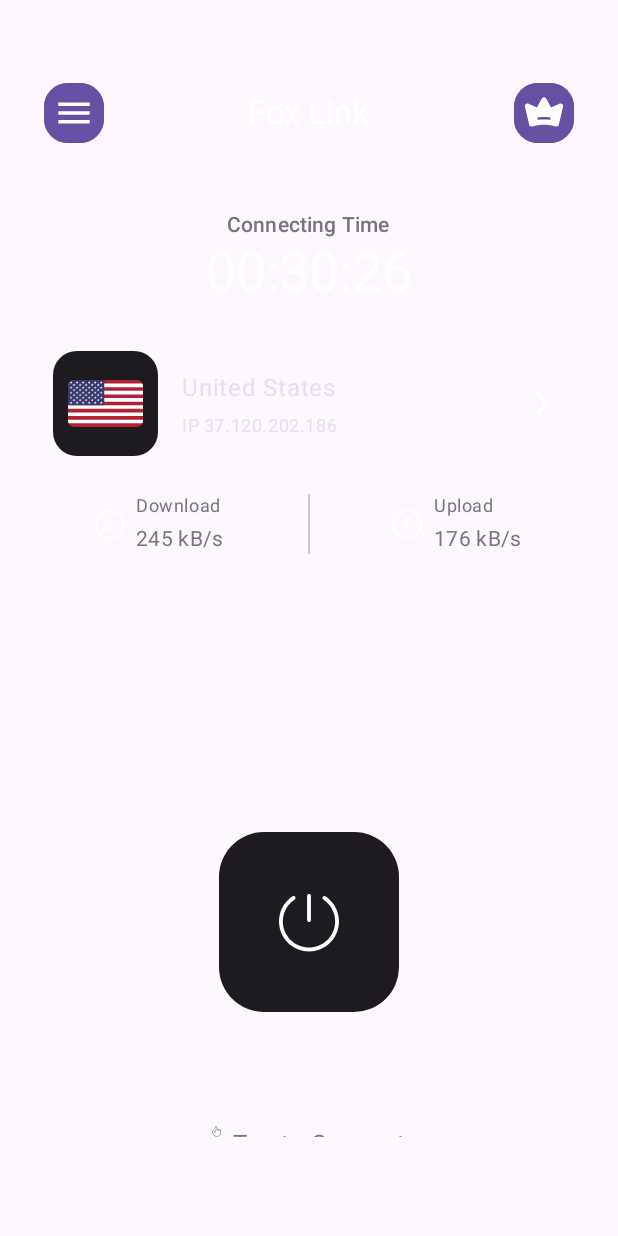
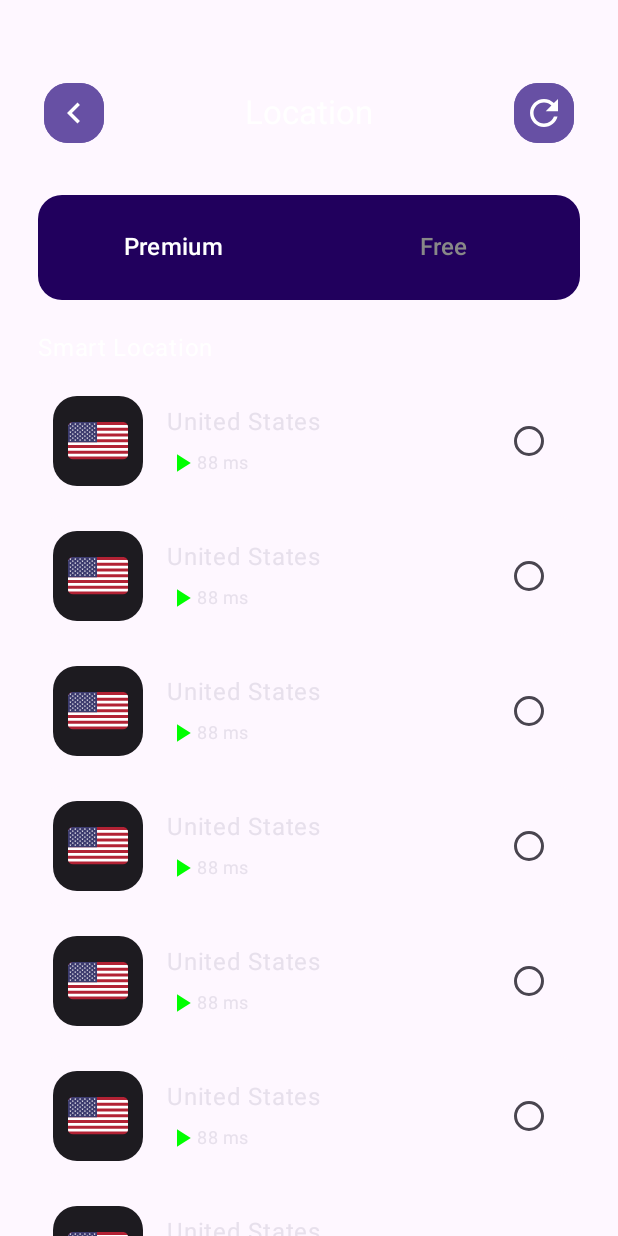
Before and after one commit to Cjiio/FoxLink, an Android app built with Jetpack Compose: the screen it shows after launch (MainActivity), on a phone screen of 412 x 824 dp. Run offline under Robolectric (Android 15) with nearby library versions, the phone set to English and light mode, and no system bars; our stand-ins replace Dagger/Hilt's generated code; 2 statements that could not run were skipped.

Commit message:
优化布局，添加Location界面

```diff
--- a/app/src/main/java/tech/foxio/foxlink/ui/MainActivity.kt
+++ b/app/src/main/java/tech/foxio/foxlink/ui/MainActivity.kt
@@ -6,8 +6,11 @@ import androidx.activity.compose.setContent
 import androidx.compose.material3.MaterialTheme
 import androidx.compose.material3.Surface
 import dagger.hilt.android.AndroidEntryPoint
+import tech.foxio.foxlink.ui.screens.auth.login.LoginScreen
+import tech.foxio.foxlink.ui.screens.auth.register.RegisterScreen
 import tech.foxio.foxlink.ui.screens.connectDetail.ConnectDetailScreen
 import tech.foxio.foxlink.ui.screens.home.HomeScreen
+import tech.foxio.foxlink.ui.screens.location.LocationScreen
 import tech.foxio.foxlink.ui.theme.AppTheme
 import tech.foxio.netbirdlib.NetbirdModule
 
@@ -20,7 +23,7 @@ class MainActivity : ComponentActivity() {
                 Surface(
                     color = MaterialTheme.colorScheme.background,
                 ) {
-                    HomeScreen()
+                    LocationScreen()
                 }
             }
         }
--- a/app/src/main/java/tech/foxio/foxlink/ui/screens/auth/login/LoginScreen.kt
+++ b/app/src/main/java/tech/foxio/foxlink/ui/screens/auth/login/LoginScreen.kt
@@ -45,7 +45,8 @@ fun LoginScreen(
                 contentScale = ContentScale.Crop
             )
             .fillMaxSize()
-            .padding(horizontal = 25.dp, vertical = 50.dp)
+            .padding(horizontal = 25.dp)
+            .padding(top = 50.dp),
     ) {
         HeadContent()
         Spacer(modifier = Modifier.height(20.dp))
--- a/app/src/main/java/tech/foxio/foxlink/ui/screens/auth/register/RegisterScreen.kt
+++ b/app/src/main/java/tech/foxio/foxlink/ui/screens/auth/register/RegisterScreen.kt
@@ -46,7 +46,8 @@ fun RegisterScreen(
                 contentScale = ContentScale.Crop
             )
             .fillMaxSize()
-            .padding(horizontal = 25.dp, vertical = 50.dp)
+            .padding(horizontal = 25.dp)
+            .padding(top = 50.dp),
     ) {
         HeadContent()
         PortraitContent()
--- a/app/src/main/java/tech/foxio/foxlink/ui/screens/connectDetail/ConnectDetailState.kt
+++ b/app/src/main/java/tech/foxio/foxlink/ui/screens/connectDetail/ConnectDetailState.kt
@@ -1,5 +1,8 @@
 package tech.foxio.foxlink.ui.screens.connectDetail
 
+import java.util.UUID
+
 data class DataState(
-    val data: String = "SplashScreen"
+    val data: String = "SplashScreen",
+    val serverData: String= "123"
 )
--- /dev/null
+++ b/app/src/main/java/tech/foxio/foxlink/ui/screens/location/LocationIntent.kt
@@ -0,0 +1,5 @@
+package tech.foxio.foxlink.ui.screens.location
+
+sealed class LocationIntent {
+    object LoadData : LocationIntent()
+}
--- /dev/null
+++ b/app/src/main/java/tech/foxio/foxlink/ui/screens/location/LocationScreen.kt
@@ -0,0 +1,317 @@
+package tech.foxio.foxlink.ui.screens.location
+
+import androidx.compose.animation.Animatable
+import androidx.compose.foundation.BorderStroke
+import androidx.compose.foundation.Image
+import androidx.compose.foundation.clickable
+import androidx.compose.foundation.interaction.Interaction
+import androidx.compose.foundation.interaction.MutableInteractionSource
+import androidx.compose.foundation.layout.Arrangement
+import androidx.compose.foundation.layout.Column
+import androidx.compose.foundation.layout.Row
+import androidx.compose.foundation.layout.Spacer
+import androidx.compose.foundation.layout.fillMaxSize
+import androidx.compose.foundation.layout.fillMaxWidth
+import androidx.compose.foundation.layout.height
+import androidx.compose.foundation.layout.padding
+import androidx.compose.foundation.layout.size
+import androidx.compose.foundation.layout.width
+import androidx.compose.foundation.lazy.LazyColumn
+import androidx.compose.material.Scaffold
+import androidx.compose.material.icons.Icons
+import androidx.compose.material.icons.filled.KeyboardArrowLeft
+import androidx.compose.material.icons.filled.PlayArrow
+import androidx.compose.material.icons.filled.Refresh
+import androidx.compose.material3.FilledIconButton
+import androidx.compose.material3.Icon
+import androidx.compose.material3.MaterialTheme
+import androidx.compose.material3.RadioButton
+import androidx.compose.material3.Surface
+import androidx.compose.material3.Tab
+import androidx.compose.material3.TabRow
+import androidx.compose.material3.TabRowDefaults
+import androidx.compose.material3.TabRowDefaults.tabIndicatorOffset
+import androidx.compose.material3.Text
+import androidx.compose.runtime.Composable
+import androidx.compose.runtime.LaunchedEffect
+import androidx.compose.runtime.collectAsState
+import androidx.compose.runtime.getValue
+import androidx.compose.runtime.mutableStateOf
+import androidx.compose.runtime.remember
+import androidx.compose.runtime.setValue
+import androidx.compose.ui.Alignment
+import androidx.compose.ui.Modifier
+import androidx.compose.ui.graphics.Color
+import androidx.compose.ui.res.painterResource
+import androidx.compose.ui.tooling.preview.Preview
+import androidx.compose.ui.unit.dp
+import androidx.compose.ui.zIndex
+import androidx.hilt.navigation.compose.hiltViewModel
+import kotlinx.coroutines.flow.Flow
+import kotlinx.coroutines.flow.emptyFlow
+import tech.foxio.foxlink.R
+import java.util.UUID
+
+@Composable
+fun LocationScreen(
+//    locationViewModel: LocationViewModel = hiltViewModel()
+) {
+//    val dataState by locationViewModel.dataState.collectAsState()
+//    val serverData = dataState.serverData
+    val serverData: ArrayList<String> = arrayListOf(
+        UUID.randomUUID().toString(),
+        UUID.randomUUID().toString(),
+        UUID.randomUUID().toString(),
+        UUID.randomUUID().toString(),
+        UUID.randomUUID().toString(),
+        UUID.randomUUID().toString(),
+        UUID.randomUUID().toString(),
+        UUID.randomUUID().toString(),
+        UUID.randomUUID().toString(),
+        UUID.randomUUID().toString(),
+        UUID.randomUUID().toString(),
+        UUID.randomUUID().toString(),
+        UUID.randomUUID().toString(),
+        UUID.randomUUID().toString(),
+        UUID.randomUUID().toString(),
+        UUID.randomUUID().toString(),
+        UUID.randomUUID().toString(),
+        UUID.randomUUID().toString(),
+        UUID.randomUUID().toString(),
+        UUID.randomUUID().toString(),
+        UUID.randomUUID().toString(),
+    )
+    Scaffold(
+        modifier = Modifier
+            .padding(horizontal = 25.dp)
+            .padding(top = 50.dp),
+        backgroundColor = MaterialTheme.colorScheme.background,
+        topBar = { HeadContent() },
+        content = {
+            Column(
+                modifier = Modifier
+                    .fillMaxSize()
+                    .padding(it)
+            ) {
+                TabContent()
+                Content(serverData)
+            }
+        }
+    )
+}
+
+@Composable
+private fun Content(serverData: ArrayList<String>) {
+    Spacer(modifier = Modifier.height(20.dp))
+    Row(
+        modifier = Modifier
+            .fillMaxWidth()
+    ) {
+        Text(
+            text = "Smart Location",
+            color = MaterialTheme.colorScheme.onPrimary
+        )
+    }
+    Spacer(modifier = Modifier.height(10.dp))
+    var selectedTag = remember { mutableStateOf("Null") }
+    LazyColumn(
+        verticalArrangement = Arrangement.spacedBy(10.dp),
+        modifier = Modifier
+            .fillMaxSize(),
+        content = {
+            items(serverData.size) {
+                Surface(
+                    border =
+                    if (serverData[it] == selectedTag.value)
+                        BorderStroke(2.dp, MaterialTheme.colorScheme.primary)
+                    else
+                        null,
+                    color =
+                    if (serverData[it] == selectedTag.value)
+                        MaterialTheme.colorScheme.onPrimaryContainer
+                    else
+                        MaterialTheme.colorScheme.surface,
+                    shape = MaterialTheme.shapes.large,
+                    onClick = { selectedTag.value = serverData[it] },
+                    modifier = Modifier
+                ) {
+                    Row(
+                        modifier = Modifier
+                            .padding(10.dp)
+                            .fillMaxWidth(),
+                        verticalAlignment = Alignment.CenterVertically
+                    ) {
+                        Surface(
+                            shape = MaterialTheme.shapes.large,
+                            color = MaterialTheme.colorScheme.onSurface,
+                            modifier = Modifier
+                                .size(60.dp)
+                        ) {
+                            Image(
+                                modifier = Modifier
+                                    .padding(10.dp),
+                                painter = painterResource(id = R.drawable.america_united_states),
+                                contentDescription = null
+                            )
+                        }
+                        Spacer(modifier = Modifier.width(16.dp))
+                        Column(
+                            verticalArrangement = Arrangement.Center,
+                        ) {
+                            Text(
+                                text = "United States",
+                                style = MaterialTheme.typography.bodyLarge,
+                                color = MaterialTheme.colorScheme.surfaceVariant
+                            )
+                            Spacer(modifier = Modifier.height(5.dp))
+                            Row(
+                                verticalAlignment = Alignment.CenterVertically,
+                            ) {
+                                Icon(
+                                    imageVector = Icons.Default.PlayArrow,
+                                    contentDescription = null,
+                                    modifier = Modifier
+                                        .size(20.dp),
+                                    tint = Color.Green
+                                )
+                                Text(
+                                    text = "88 ms",
+                                    style = MaterialTheme.typography.bodySmall,
+                                    color = MaterialTheme.colorScheme.surfaceVariant
+                                )
+                            }
+                        }
+                        Spacer(modifier = Modifier.weight(1f))
+                        RadioButton(
+//                                selected = it == 0,
+                            selected = serverData[it] == selectedTag.value,
+                            onClick = {
+                                selectedTag.value = serverData[it]
+                            }
+                        )
+                    }
+                }
+            }
+        }
+    )
+}
+
+@Composable
+private fun TabContent() {
+    var selectedIndex by remember { mutableStateOf(0) }
+    val list = listOf("Premium", "Free")
+    Spacer(modifier = Modifier.height(30.dp))
+    Surface(
+        shape = MaterialTheme.shapes.large
+    ) {
+        TabRow(
+            divider = {},
+            containerColor = MaterialTheme.colorScheme.onPrimaryContainer,
+            modifier = Modifier
+                .height(70.dp),
+            selectedTabIndex = selectedIndex,
+            indicator = { tabPositions ->
+                TabRowDefaults.Indicator(
+                    height = 0.dp,
+                    modifier = Modifier
+                        .tabIndicatorOffset(tabPositions[selectedIndex])
+                )
+            },
+        ) {
+            list.forEachIndexed { index, text ->
+                val selected = selectedIndex == index
+                val textColor = remember {
+                    Animatable(Color.White)
+                }
+                LaunchedEffect(
+                    selected
+                ) {
+                    textColor.animateTo(if (selected) Color.White else Color.Gray)
+                }
+                Tab(
+                    modifier = Modifier.zIndex(2f),
+                    selected = selected,
+                    onClick = { selectedIndex = index },
+                    text = {
+                        Text(
+                            text = text,
+                            color = textColor.value,
+                            style = MaterialTheme.typography.titleMedium
+                        )
+                    },
+                    interactionSource = NoRippleInteractionSource()
+                )
+            }
+        }
+    }
+}
+
+class NoRippleInteractionSource : MutableInteractionSource {
+    override val interactions: Flow<Interaction> = emptyFlow()
+    override suspend fun emit(interaction: Interaction) {}
+    override fun tryEmit(interaction: Interaction) = true
+}
+
+@Composable
+private fun HeadContent() {
+    Row(
+        verticalAlignment = Alignment.CenterVertically,
+        horizontalArrangement = Arrangement.SpaceBetween,
+        modifier = Modifier
+            .height(50.dp)
+            .fillMaxWidth()
+    ) {
+        FilledIconButton(
+            onClick = { /*TODO*/ },
+            shape = MaterialTheme.shapes.large,
+        ) {
+            Surface(
+                color = MaterialTheme.colorScheme.primary,
+                shape = MaterialTheme.shapes.small,
+                modifier = Modifier
+                    .size(40.dp)
+                    .clickable {
+
+                    }
+            ) {
+                Icon(
+                    imageVector = Icons.Default.KeyboardArrowLeft,
+                    contentDescription = null,
+                    modifier = Modifier
+                        .padding(6.dp),
+                    tint = MaterialTheme.colorScheme.onSecondary
+                )
+            }
+        }
+        Text(
+            text = "Location",
+            style = MaterialTheme.typography.titleLarge,
+            color = MaterialTheme.colorScheme.onPrimary
+        )
+        FilledIconButton(
+            onClick = { /*TODO*/ },
+            shape = MaterialTheme.shapes.large,
+        ) {
+            Surface(
+                color = MaterialTheme.colorScheme.primary,
+                shape = MaterialTheme.shapes.small,
+                modifier = Modifier
+                    .size(40.dp)
+            ) {
+                Icon(
+                    imageVector = Icons.Default.Refresh,
+                    contentDescription = null,
+                    modifier = Modifier
+                        .padding(6.dp),
+                    tint = MaterialTheme.colorScheme.onSecondary
+                )
+            }
+        }
+    }
+}
+
+@Preview
+@Composable
+fun LocationScreenPreview() {
+    LocationScreen()
+}
```
Also changed, not shown: app/src/main/java/tech/foxio/foxlink/ui/screens/connectDetail/ConnectDetailScreen.kt (+19 -5 lines), app/src/main/java/tech/foxio/foxlink/ui/screens/home/HomeScreen.kt (+24 -38 lines), app/src/main/java/tech/foxio/foxlink/ui/screens/location/LocationState.kt (added, +30 -0 lines), app/src/main/java/tech/foxio/foxlink/ui/screens/location/LocationViewModel.kt (added, +29 -0 lines).
